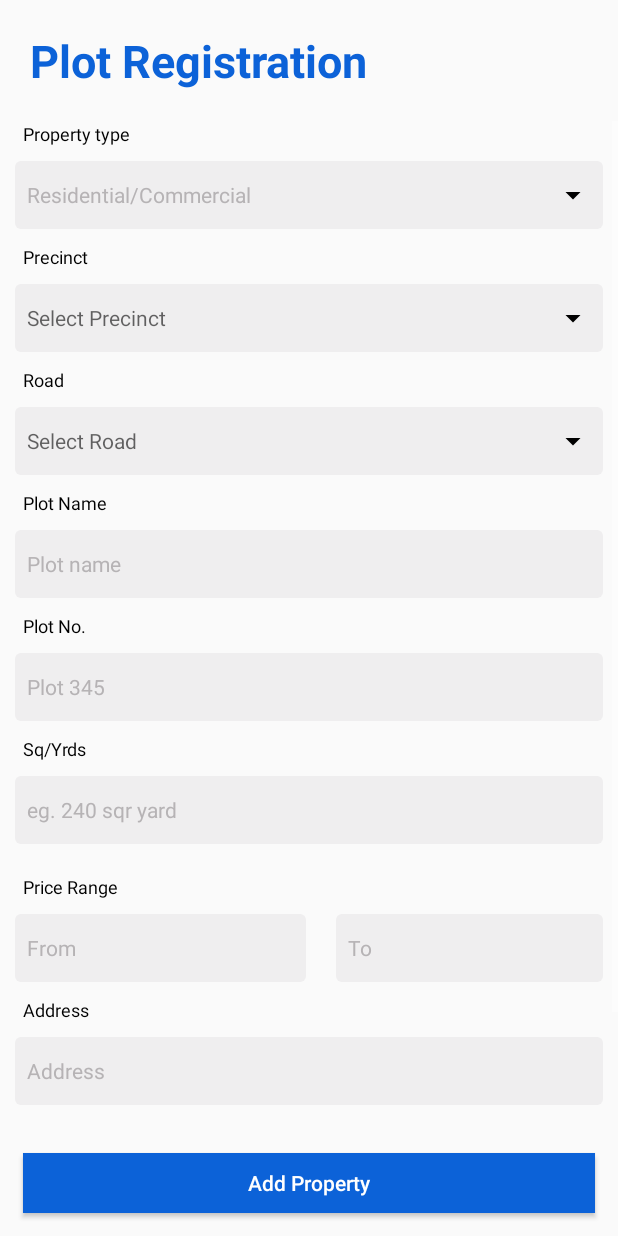
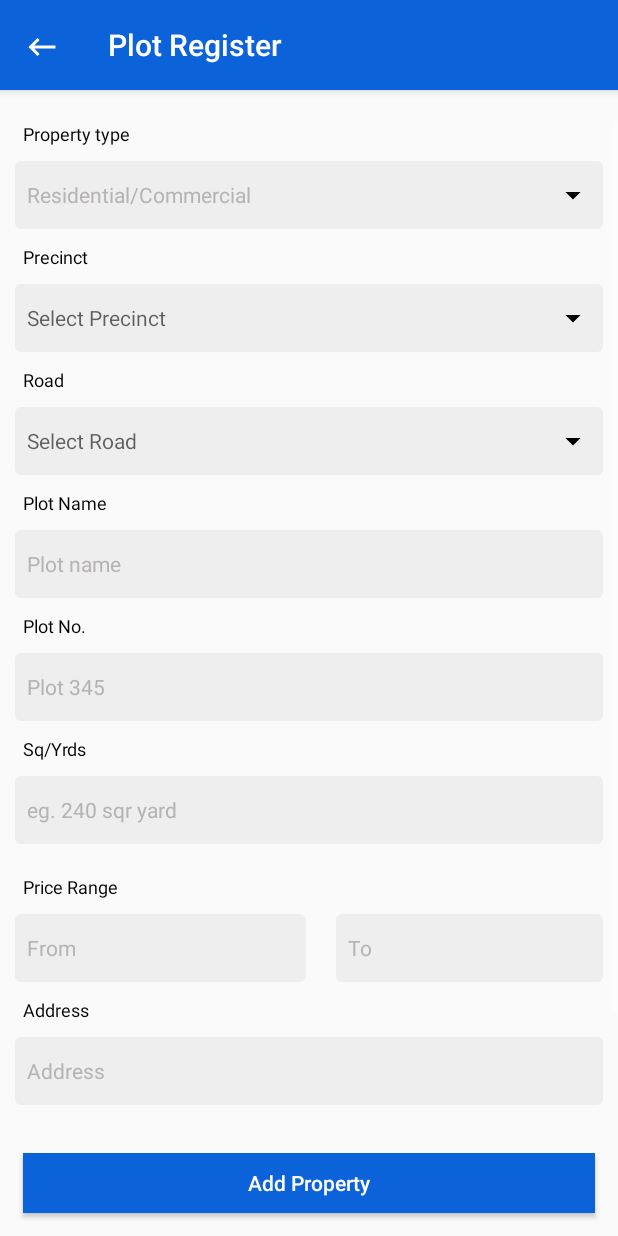
Before and after one commit to RimshaN23/Property, an Android app: the Add_Property screen opened directly, with no data from a screen before it, on a phone screen of 412 x 824 dp. Run offline under Robolectric (Android 15) with nearby library versions, the phone set to English and light mode, and no system bars; our stand-ins replace Firebase (no records; nobody signed in at launch, a user with empty details on screens opened directly).

Commit message:
20/oct/2020 initial commit layout Bushra

```diff
--- a/app/src/main/AndroidManifest.xml
+++ b/app/src/main/AndroidManifest.xml
@@ -15,9 +15,9 @@
         <activity android:name=".Dashboard" />
         <activity android:name=".Login" />
         <activity android:name=".VerifyPhoneActivity" />
-        <activity android:name=".View_Property" />
+        <activity android:name=".Splash" />
         <activity android:name=".Add_Property" />
-        <activity android:name=".Splash">
+        <activity android:name=".View_Property">
             <intent-filter>
                 <action android:name="android.intent.action.MAIN" />
 
--- a/app/src/main/java/com/example/property/Add_Property.java
+++ b/app/src/main/java/com/example/property/Add_Property.java
@@ -2,6 +2,7 @@ package com.example.property;
 
 import androidx.annotation.NonNull;
 import androidx.appcompat.app.AppCompatActivity;
+import androidx.appcompat.widget.Toolbar;
 
 import android.app.AlertDialog;
 import android.app.Dialog;
@@ -66,6 +67,8 @@ public class Add_Property extends AppCompatActivity {
     String plotName, plotId, plotRoom, plotStories, plotAddress, plotSq_yrd, price_to, price_from;
 
     Button enter;
+    Toolbar toolbar;
+
 
     @Override
     protected void onCreate(Bundle savedInstanceState) {
@@ -76,6 +79,19 @@ public class Add_Property extends AppCompatActivity {
         progressDialog.setMessage("Please Wait...");
         progressDialog.setCanceledOnTouchOutside(false);
 
+        toolbar = (Toolbar) findViewById(R.id.addproperty_page_toolbar);
+        setSupportActionBar(toolbar);
+        getSupportActionBar().setDisplayHomeAsUpEnabled(false);
+        getSupportActionBar().setHomeButtonEnabled(false);
+        toolbar.setNavigationIcon(R.drawable.ic_baseline_keyboard_backspace_24);
+        toolbar.setNavigationOnClickListener(new View.OnClickListener() {
+            @Override
+            public void onClick(View view) {
+//                Intent intent = new Intent(Records.this, Home.class);
+//                startActivity(intent);
+                finish();
+            }
+        });
 
         Intent intent = getIntent();
         companyId = intent.getStringExtra("companyId");
@@ -439,10 +455,8 @@ public class Add_Property extends AppCompatActivity {
         is_constructed = findViewById(R.id.is_constructed);
         stories = findViewById(R.id.stories);
         rooms = findViewById(R.id.rooms);
-
         tv_rooms = findViewById(R.id.tv_rooms);
         tv_stories = findViewById(R.id.tv_stories);
-
         enter = findViewById(R.id.enter_registry);
 
     }
--- /dev/null
+++ b/app/src/main/res/drawable/ic_baseline_keyboard_backspace_24.xml
@@ -0,0 +1,10 @@
+<vector xmlns:android="http://schemas.android.com/apk/res/android"
+    android:width="24dp"
+    android:height="24dp"
+    android:viewportWidth="24"
+    android:viewportHeight="24"
+    android:tint="?attr/colorControlNormal">
+  <path
+      android:fillColor="@android:color/white"
+      android:pathData="M21,11H6.83l3.58,-3.59L9,6l-6,6 6,6 1.41,-1.41L6.83,13H21z"/>
+</vector>
--- a/app/src/main/res/layout/activity_add__property.xml
+++ b/app/src/main/res/layout/activity_add__property.xml
@@ -7,6 +7,19 @@
     android:layout_width="match_parent"
     android:layout_height="match_parent"
     >
+
+    <com.google.android.material.appbar.AppBarLayout
+        android:id="@+id/appBar"
+        android:layout_alignParentTop="true"
+        android:layout_width="match_parent"
+        android:layout_height="wrap_content">
+
+        <include
+            android:id="@+id/addproperty_page_toolbar"
+            layout="@layout/addproperty_appbar" />
+
+    </com.google.android.material.appbar.AppBarLayout>
+
 
     <TextView
         android:id="@+id/textview"
--- /dev/null
+++ b/app/src/main/res/layout/addproperty_appbar.xml
@@ -0,0 +1,14 @@
+<?xml version="1.0" encoding="utf-8"?>
+<androidx.appcompat.widget.Toolbar
+    xmlns:android="http://schemas.android.com/apk/res/android"
+    xmlns:app="http://schemas.android.com/apk/res-auto"
+    android:id="@+id/toolbar_add"
+    android:layout_width="match_parent"
+    android:layout_height="60dp"
+    app:title="Plot Register"
+    android:padding="3dp"
+    android:background="@color/colorPrimary"
+    app:titleTextColor="@color/white"
+    app:layout_scrollFlags="scroll|enterAlways">
+
+</androidx.appcompat.widget.Toolbar>
```
Also changed, not shown: app/src/main/java/com/example/property/Adapter/PropertyAdapter.java (+21 -3 lines), app/src/main/java/com/example/property/View_Property.java (+20 -0 lines), app/src/main/res/drawable/edit_24.xml (added, +10 -0 lines), app/src/main/res/layout/activity_view__property.xml (+14 -12 lines), app/src/main/res/layout/itemview.xml (+9 -0 lines), app/src/main/res/layout/showproperty_appbar.xml (added, +14 -0 lines).
